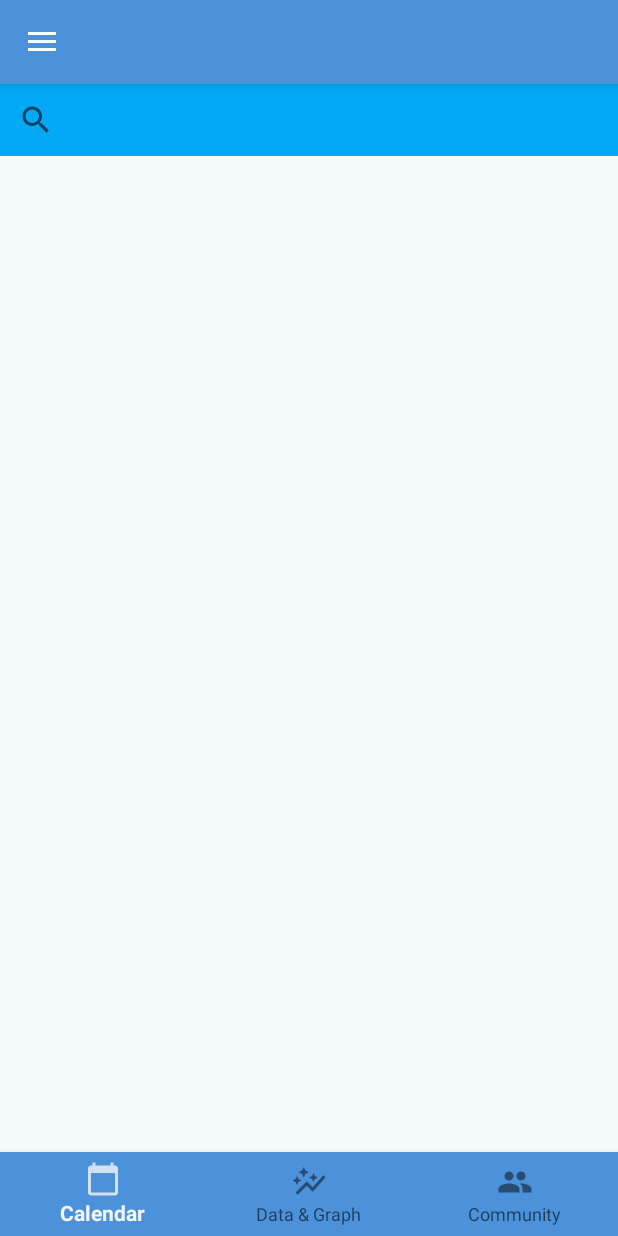
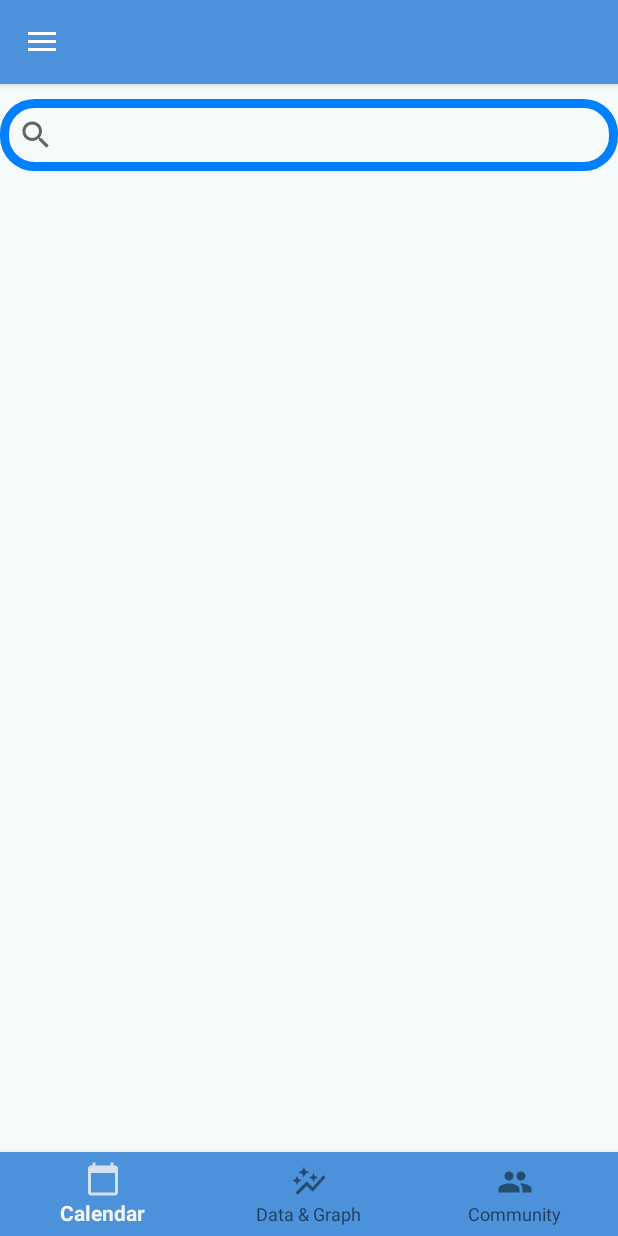
Before and after one commit to jesjoshie/iTrack, an Android app: the fragment communityFragment placed in its activity, on a phone screen of 412 x 824 dp. Run offline under Robolectric (Android 15) with nearby library versions, the phone set to English and light mode, and no system bars; our stand-ins replace navigation-ui; libraries missing offline, so code that uses them is left out: ru.cleverpumpkin.calendar; 7 statements that could not run were skipped.

Commit message:
community fragment

```diff
--- a/app/build.gradle
+++ b/app/build.gradle
@@ -35,6 +35,9 @@ android {
 
 dependencies {
 
+
+    implementation 'androidx.recyclerview:recyclerview:1.1.0'
+    testImplementation 'junit:junit:4.12'
     implementation "org.jetbrains.kotlin:kotlin-stdlib:$kotlin_version"
     implementation 'androidx.core:core-ktx:1.3.2'
     implementation 'androidx.appcompat:appcompat:1.2.0'
--- a/app/src/main/java/com/example/itrack/bottomNavfragments/communityFragment.kt
+++ b/app/src/main/java/com/example/itrack/bottomNavfragments/communityFragment.kt
@@ -5,6 +5,8 @@ import androidx.fragment.app.Fragment
 import android.view.LayoutInflater
 import android.view.View
 import android.view.ViewGroup
+import android.webkit.WebView
+import android.widget.ViewFlipper
 import com.example.itrack.R
 
 class communityFragment : Fragment(R.layout.fragment_community) {
--- /dev/null
+++ b/app/src/main/res/drawable/custom_background.xml
@@ -0,0 +1,15 @@
+<?xml version="1.0" encoding="utf-8"?>
+<shape xmlns:android="http://schemas.android.com/apk/res/android"
+    android:shape="rectangle">
+
+
+    <corners
+        android:topLeftRadius="20dp"
+        android:topRightRadius="20dp"
+        android:bottomRightRadius="20dp"
+        android:bottomLeftRadius="20dp"/>
+
+    <stroke
+        android:color="@color/azure"
+        android:width="6dp"/>
+</shape>
--- a/app/src/main/res/layout/fragment_community.xml
+++ b/app/src/main/res/layout/fragment_community.xml
@@ -6,6 +6,7 @@
     android:layout_height="match_parent"
     android:id="@+id/draw_layout"
     android:fitsSystemWindows="true"
+    android:orientation="vertical"
     tools:context=".bottomNavfragments.communityFragment"
     tools:openDrawer="start">
 
@@ -14,12 +15,22 @@
         android:layout_width="match_parent"
         android:layout_height="wrap_content">
         <SearchView
+            android:layout_marginTop="10dp"
             android:id="@+id/search_view"
-            android:background="#03A9F4"
+            android:background="@drawable/custom_background"
             android:layout_width="match_parent"
             android:layout_height="wrap_content"/>
     </LinearLayout>
-
+    <RelativeLayout
+        android:layout_width = "match_parent"
+        android:layout_height = "match_parent"
+        app:layout_behavior = "appbar_scrolling_view_behavior">
+    <androidx.recyclerview.widget.RecyclerView
+        android:layout_width="match_parent"
+        android:layout_height="wrap_content"
+        android:scrollbars = "horizontal"
+        />
+    </RelativeLayout>
     <LinearLayout
         android:layout_width="match_parent"
         android:layout_height="match_parent"
@@ -27,12 +38,12 @@
 
     </LinearLayout>
 
-   <!-- <com.google.android.material.navigation.NavigationView
+    <com.google.android.material.navigation.NavigationView
         android:layout_width="wrap_content"
         android:layout_height="match_parent"
         android:layout_gravity="start"
         android:id="@+id/nav_view"
         app:headerLayout="@layout/drawer_nav_header"
-        app:menu="@menu/drawer_menu"/>-->
+        app:menu="@menu/drawer_menu"/>
 
 </androidx.drawerlayout.widget.DrawerLayout>
```
